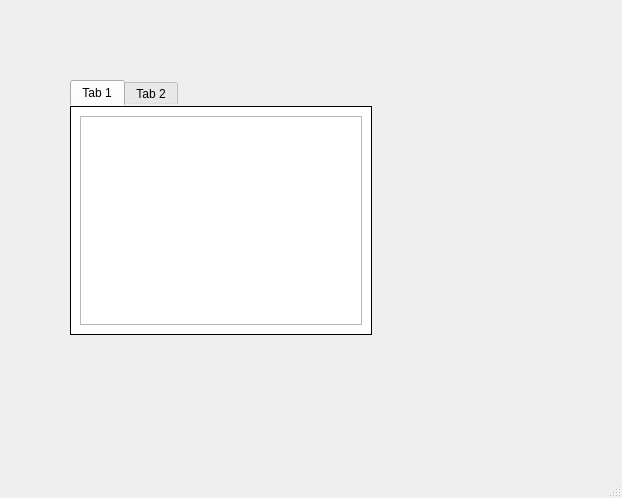
Qt form resources/ui/debug_window.ui (namuan/http-rider) before a commit.
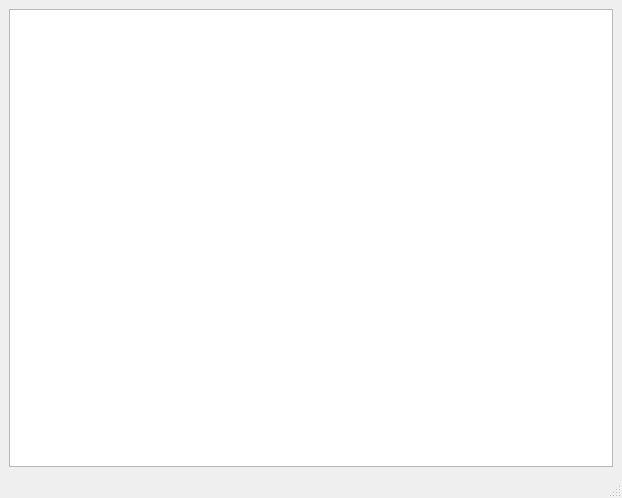
The same form after that commit. Custom widgets are drawn as their Qt base class.

Commit message: [Added] Over-layed widgets and sample app

```diff
--- a/resources/ui/debug_window.ui
+++ b/resources/ui/debug_window.ui
@@ -14,40 +14,11 @@
    <string>MainWindow</string>
   </property>
   <widget class="QWidget" name="centralwidget">
-   <widget class="QTabWidget" name="tabWidget">
-    <property name="geometry">
-     <rect>
-      <x>70</x>
-      <y>80</y>
-      <width>302</width>
-      <height>255</height>
-     </rect>
-    </property>
-    <property name="styleSheet">
-     <string notr="true">QTabWidget::pane {
-    border: 1px solid black;
-    background: white;
-}</string>
-    </property>
-    <property name="currentIndex">
-     <number>0</number>
-    </property>
-    <widget class="QWidget" name="tab">
-     <attribute name="title">
-      <string>Tab 1</string>
-     </attribute>
-     <layout class="QHBoxLayout" name="horizontalLayout">
-      <item>
-       <widget class="QPlainTextEdit" name="plainTextEdit"/>
-      </item>
-     </layout>
-    </widget>
-    <widget class="QWidget" name="tab_2">
-     <attribute name="title">
-      <string>Tab 2</string>
-     </attribute>
-    </widget>
-   </widget>
+   <layout class="QVBoxLayout" name="verticalLayout">
+    <item>
+     <widget class="ExampleOverlayedText" name="plainTextEdit"/>
+    </item>
+   </layout>
   </widget>
   <widget class="QMenuBar" name="menubar">
    <property name="geometry">
@@ -61,6 +32,13 @@
   </widget>
   <widget class="QStatusBar" name="statusbar"/>
  </widget>
+ <customwidgets>
+  <customwidget>
+   <class>ExampleOverlayedText</class>
+   <extends>QPlainTextEdit</extends>
+   <header>example_overlayed_text.h</header>
+  </customwidget>
+ </customwidgets>
  <resources/>
  <connections/>
 </ui>
```
The commit also changes 4 other files.
